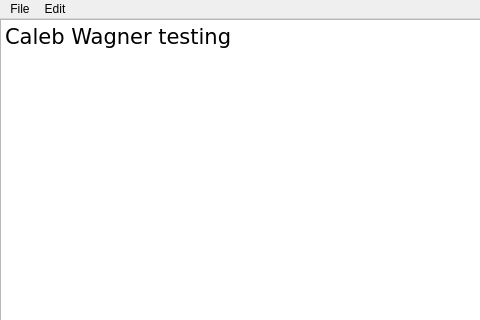
Qt form mainwindow.ui (CypherSoldier/Text-Editor) before a commit; both pictures show x 0 to 480 and y 0 to 320 of the 942 by 595 pixel window.
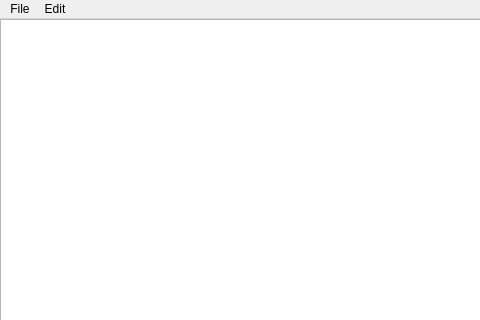
The same form after that commit.

```diff
--- a/mainwindow.ui
+++ b/mainwindow.ui
@@ -37,7 +37,7 @@
 li.unchecked::marker { content: &quot;\2610&quot;; }
 li.checked::marker { content: &quot;\2612&quot;; }
 &lt;/style&gt;&lt;/head&gt;&lt;body style=&quot; font-family:'Verdana'; font-size:16pt; font-weight:400; font-style:normal;&quot;&gt;
-&lt;p style=&quot; margin-top:0px; margin-bottom:0px; margin-left:0px; margin-right:0px; -qt-block-indent:0; text-indent:0px;&quot;&gt;&lt;span style=&quot; font-family:'Segoe UI';&quot;&gt;Caleb Wagner testing&lt;/span&gt;&lt;/p&gt;&lt;/body&gt;&lt;/html&gt;</string>
+&lt;p style=&quot;-qt-paragraph-type:empty; margin-top:0px; margin-bottom:0px; margin-left:0px; margin-right:0px; -qt-block-indent:0; text-indent:0px;&quot;&gt;&lt;br /&gt;&lt;/p&gt;&lt;/body&gt;&lt;/html&gt;</string>
     </property>
    </widget>
   </widget>
```
